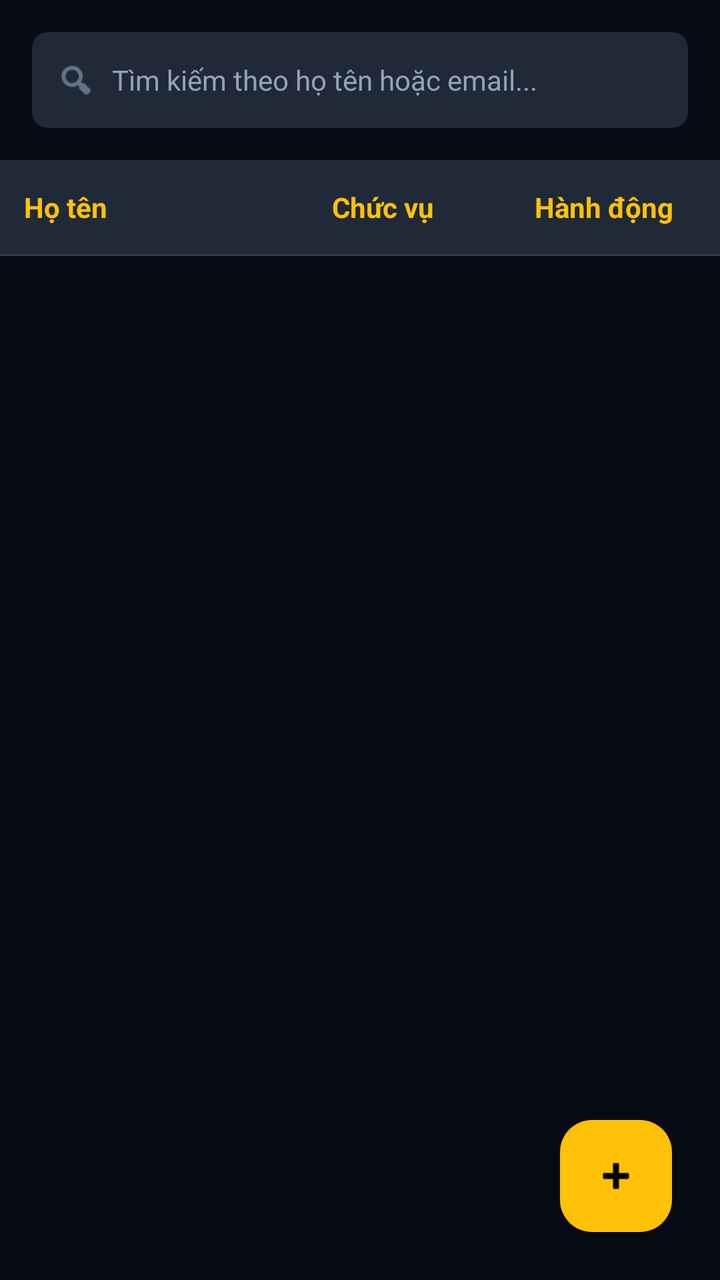
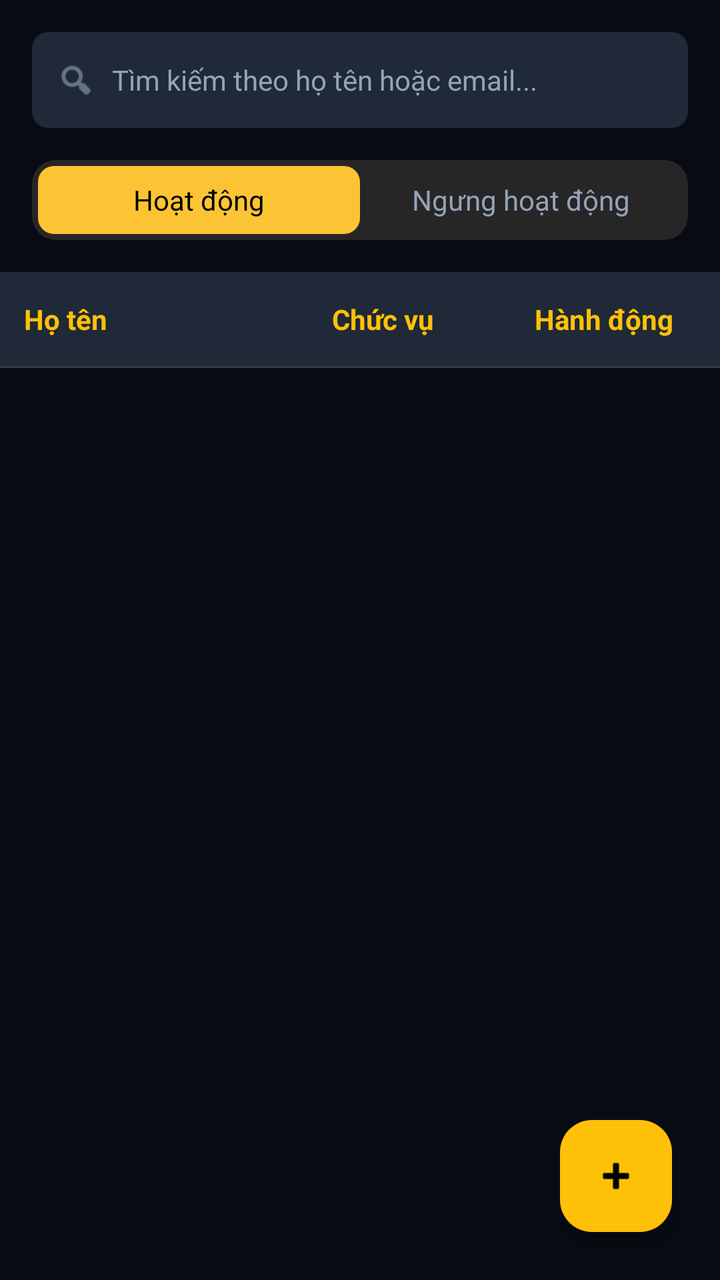

The first picture is an Android layout as it rendered before a commit; the second is the same layout after the commit. The layout source and the unified diff follow.
<!-- AndroidManifest.xml: activity theme Theme.Moviebookingapp -->
<!-- res/layout/fragment_admin_staff.xml -->
<?xml version="1.0" encoding="utf-8"?>
<RelativeLayout xmlns:android="http://schemas.android.com/apk/res/android"
    xmlns:app="http://schemas.android.com/apk/res-auto"
    xmlns:tools="http://schemas.android.com/tools"
    android:layout_width="match_parent"
    android:layout_height="match_parent"
    android:background="@color/admin_bg">

    <LinearLayout
        android:layout_width="match_parent"
        android:layout_height="match_parent"
        android:orientation="vertical">

        
        <LinearLayout
            android:layout_width="match_parent"
            android:layout_height="wrap_content"
            android:padding="16dp"
            android:orientation="horizontal"
            android:gravity="center_vertical">

            <androidx.cardview.widget.CardView
                android:layout_width="0dp"
                android:layout_height="48dp"
                android:layout_weight="1"
                app:cardBackgroundColor="@color/card_dark"
                app:cardCornerRadius="8dp"
                app:cardElevation="0dp">

                <LinearLayout
                    android:layout_width="match_parent"
                    android:layout_height="match_parent"
                    android:orientation="horizontal"
                    android:gravity="center_vertical"
                    android:paddingHorizontal="12dp">

                    <ImageView
                        android:layout_width="20dp"
                        android:layout_height="20dp"
                        android:src="@android:drawable/ic_menu_search"
                        app:tint="@color/admin_text_secondary" />

                    <EditText
                        android:id="@+id/etSearchStaff"
                        android:layout_width="match_parent"
                        android:layout_height="match_parent"
                        android:background="@android:color/transparent"
                        android:hint="Tìm kiếm theo họ tên hoặc email..."
                        android:textColorHint="@color/admin_text_secondary"
                        android:textColor="@color/white"
                        android:textSize="14sp"
                        android:paddingStart="8dp"
                        android:paddingEnd="8dp"
                        android:maxLines="1"
                        android:inputType="text"/>
                </LinearLayout>
            </androidx.cardview.widget.CardView>
        </LinearLayout>

        
        <LinearLayout
            android:layout_width="match_parent"
            android:layout_height="match_parent"
            android:orientation="vertical">

            
            <LinearLayout
                android:layout_width="match_parent"
                android:layout_height="wrap_content"
                android:orientation="horizontal"
                android:background="@color/card_dark"
                android:paddingVertical="14dp"
                android:weightSum="4">

                
                <TextView
                    android:layout_width="0dp"
                    android:layout_height="wrap_content"
                    android:layout_weight="1.8"
                    android:paddingStart="12dp"
                    android:paddingEnd="4dp"
                    android:text="Họ tên"
                    android:textColor="@color/yellow"
                    android:textSize="14sp"
                    android:textStyle="bold" />

                
                <TextView
                    android:layout_width="0dp"
                    android:layout_height="wrap_content"
                    android:layout_weight="1.0"
                    android:paddingStart="4dp"
                    android:paddingEnd="4dp"
                    android:text="Chức vụ"
                    android:textColor="@color/yellow"
                    android:textSize="14sp"
                    android:textStyle="bold" />

                
                <TextView
                    android:layout_width="0dp"
                    android:layout_height="wrap_content"
                    android:layout_weight="1.2"
                    android:paddingStart="4dp"
                    android:paddingEnd="12dp"
                    android:text="Hành động"
                    android:textColor="@color/yellow"
                    android:textSize="14sp"
                    android:textStyle="bold"
                    android:gravity="center" />
            </LinearLayout>

            <View
                android:layout_width="match_parent"
                android:layout_height="1dp"
                android:background="@color/divider_gray" />

            
            <androidx.recyclerview.widget.RecyclerView
                android:id="@+id/rvAdminStaff"
                android:layout_width="match_parent"
                android:layout_height="match_parent"
                android:clipToPadding="false"
                android:paddingBottom="80dp" />
        </LinearLayout>
    </LinearLayout>

    <com.google.android.material.floatingactionbutton.FloatingActionButton
        android:id="@+id/fabAddStaff"
        android:layout_width="wrap_content"
        android:layout_height="wrap_content"
        android:layout_alignParentBottom="true"
        android:layout_alignParentEnd="true"
        android:layout_margin="24dp"
        android:src="@android:drawable/ic_input_add"
        app:backgroundTint="@color/yellow"
        app:tint="@color/black" />
</RelativeLayout>
<!-- resources referenced by this layout -->
<resources>
  <color name="admin_bg">#090B13</color>
  <color name="admin_text_secondary">#94A3B8</color>
  <color name="black">#FF000000</color>
  <color name="card_dark">#1F2937</color>
  <color name="divider_gray">#33FFFFFF</color>
  <color name="white">#FFFFFFFF</color>
  <color name="yellow">#FFC107</color>
  <style name="Theme.Moviebookingapp" parent="Base.Theme.Moviebookingapp" />
  <style name="Base.Theme.Moviebookingapp" parent="Theme.Material3.DayNight.NoActionBar">
          <item name="colorPrimary">@color/yellow</item>
          <item name="android:windowBackground">@color/background_black</item>
          <item name="android:statusBarColor">@color/background_black</item>
      </style>
  <color name="background_black">#FF000000</color>
</resources>

<!-- the commit's change to res/layout/fragment_admin_staff.xml (unified diff, before → after) -->
@@ -55,6 +55,39 @@
                         android:inputType="text"/>
                 </LinearLayout>
             </androidx.cardview.widget.CardView>
+        </LinearLayout>
+
+        
+        <LinearLayout
+            android:id="@+id/tabContainer"
+            android:layout_width="match_parent"
+            android:layout_height="40dp"
+            android:layout_marginHorizontal="16dp"
+            android:layout_marginBottom="16dp"
+            android:background="@drawable/bg_tab_container"
+            android:padding="3dp"
+            android:orientation="horizontal">
+
+            <TextView
+                android:id="@+id/tabActiveStaff"
+                android:layout_width="0dp"
+                android:layout_height="match_parent"
+                android:layout_weight="1"
+                android:gravity="center"
+                android:text="Hoạt động"
+                android:textColor="@color/black"
+                android:textSize="14sp"
+                android:background="@drawable/bg_tab_active" />
+
+            <TextView
+                android:id="@+id/tabInactiveStaff"
+                android:layout_width="0dp"
+                android:layout_height="match_parent"
+                android:layout_weight="1"
+                android:gravity="center"
+                android:text="Ngưng hoạt động"
+                android:textColor="@color/text_gray"
+                android:textSize="14sp" />
         </LinearLayout>
 
         
<!-- resource entries referenced after the edit -->
@@ -5,8 +5,21 @@
   <color name="black">#FF000000</color>
   <color name="card_dark">#1F2937</color>
   <color name="divider_gray">#33FFFFFF</color>
+  <color name="text_gray">#94A3B8</color>
   <color name="white">#FFFFFFFF</color>
   <color name="yellow">#FFC107</color>
+  <!-- drawable bg_tab_active (drawable) -->
+  <?xml version="1.0" encoding="utf-8"?>
+  <shape xmlns:android="http://schemas.android.com/apk/res/android">
+      <solid android:color="#FCC434" />
+      <corners android:radius="8dp" />
+  </shape>
+  <!-- drawable bg_tab_container (drawable) -->
+  <?xml version="1.0" encoding="utf-8"?>
+  <shape xmlns:android="http://schemas.android.com/apk/res/android">
+      <solid android:color="#262626" />
+      <corners android:radius="12dp" />
+  </shape>
   <style name="Theme.Moviebookingapp" parent="Base.Theme.Moviebookingapp" />
   <style name="Base.Theme.Moviebookingapp" parent="Theme.Material3.DayNight.NoActionBar">
           <item name="colorPrimary">@color/yellow</item>
